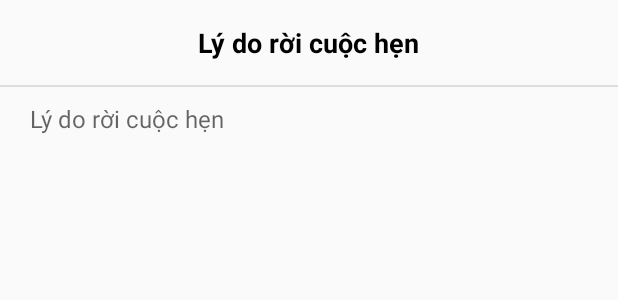
After one commit to vthhanh96/Yummy, an Android app: the layout dialog_reason.xml on its own in the app's theme, with its tools: preview values and no code run, on a phone screen of 412 x 824 dp. The commit adds this screen. Shown: the top 300 px of the screen. Run offline under Robolectric (Android 15) with nearby library versions, the phone set to English and light mode, and no system bars; network calls fail.

Commit message:
update kick user and leave meeting

```diff
--- /dev/null
+++ b/app/src/main/res/layout/dialog_reason.xml
@@ -0,0 +1,36 @@
+<?xml version="1.0" encoding="utf-8"?>
+<LinearLayout xmlns:android="http://schemas.android.com/apk/res/android"
+    xmlns:app="http://schemas.android.com/apk/res-auto"
+    android:orientation="vertical"
+    android:layout_width="match_parent"
+    android:layout_height="match_parent">
+
+    <TextView
+        android:id="@+id/titleTextView"
+        android:layout_width="wrap_content"
+        android:layout_height="wrap_content"
+        android:text="@string/leave_meeting_reason"
+        android:textColor="@color/black"
+        android:textStyle="bold"
+        android:padding="@dimen/dimen_16dp"
+        android:textSize="18sp"
+        android:layout_gravity="center_horizontal"/>
+
+    <View
+        android:layout_width="match_parent"
+        android:layout_height="1dp"
+        android:background="#dddddd"/>
+
+    <android.support.v7.widget.AppCompatEditText
+        android:id="@+id/reasonTextView"
+        android:layout_width="match_parent"
+        android:layout_height="match_parent"
+        app:backgroundTint="#f5f5f5"
+        android:textSize="16sp"
+        android:textColor="@color/black"
+        android:gravity="top"
+        android:hint="@string/leave_meeting_reason"
+        android:layout_marginStart="@dimen/dimen_16dp"
+        android:layout_marginEnd="@dimen/dimen_16dp" />
+
+</LinearLayout>
--- a/app/src/main/res/values/strings.xml
+++ b/app/src/main/res/values/strings.xml
@@ -93,4 +93,5 @@
     <string name="search_condition">Giới tính: %s, Tuổi: %d - %d</string>
     <string name="all">Tất cả</string>
     <string name="select_age">Chọn độ tuổi</string>
+    <string name="leave_meeting_reason">Lý do rời cuộc hẹn</string>
 </resources>
```
Also changed, not shown: app/src/main/java/com/example/thesis/yummy/controller/meeting/MeetingActivity.java (+37 -2 lines), app/src/main/java/com/example/thesis/yummy/controller/meeting/MeetingInfoFragment.java (+35 -2 lines), app/src/main/java/com/example/thesis/yummy/restful/services/MeetingService.java (+11 -0 lines), app/src/main/java/com/example/thesis/yummy/view/dialog/ReasonDialog.java (added, +85 -0 lines).
